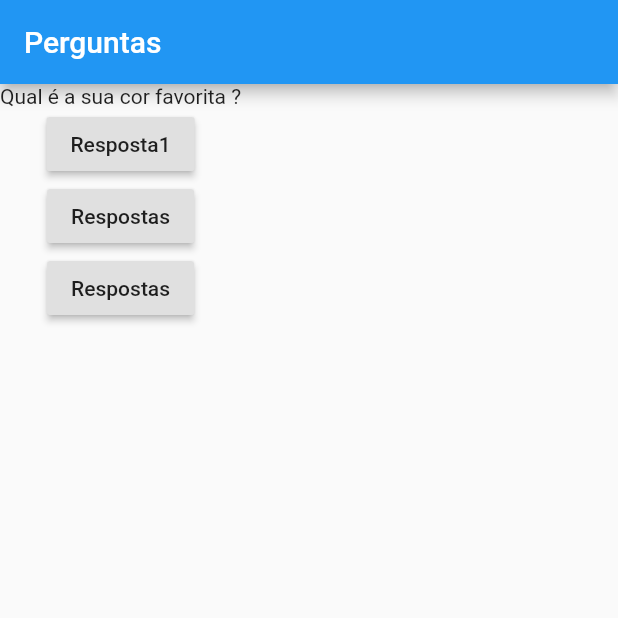
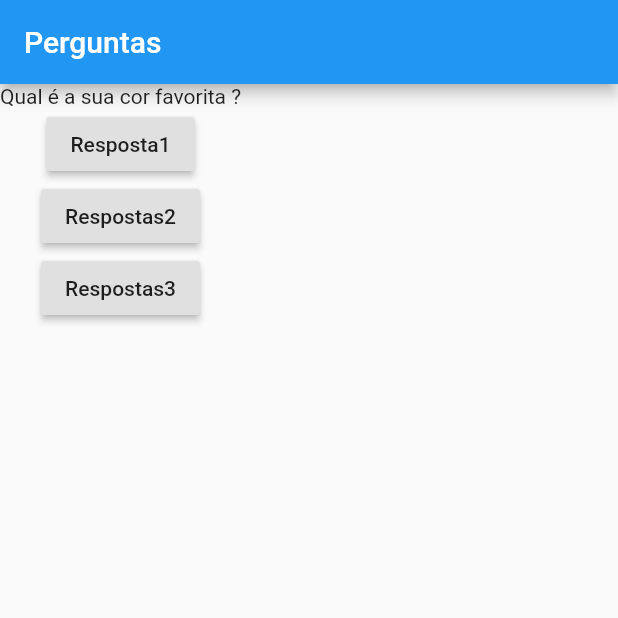
Before and after one commit to gabrielkussler/App-perguntas-Flutter, a Flutter app: the screen it shows after launch, on a phone screen of 412 x 824 dp, the top half of it. Run offline on Flutter 3.47's test engine with Material 2 defaults, Android fonts, the phone set to English and light mode, and no system bars.

Commit message:
criando arquivo questao.dart

```diff
--- a/lib/main.dart
+++ b/lib/main.dart
@@ -1,4 +1,5 @@
 import 'package:flutter/material.dart';
+import 'questao.dart';
 
 main() => runApp(PerguntaApp());
 
@@ -26,13 +27,13 @@ class _PerguntaAppState extends State<PerguntaApp> {
         ),
         body: Column(
           children: [
-            Text(perguntas[_perguntaSelecionada]),
+            Questao(perguntas[_perguntaSelecionada]),
             RaisedButton(onPressed: _Responder,
               child: Text('Resposta1'),
             ) ,           RaisedButton(onPressed: _Responder,
-              child: Text('Respostas'),
+              child: Text('Respostas2'),
             ) ,           RaisedButton(onPressed: _Responder,
-              child: Text('Respostas'),
+              child: Text('Respostas3'),
             )
           ],
         ),
--- a/lib/questao.dart
+++ b/lib/questao.dart
@@ -0,0 +1,13 @@
+import 'package:flutter/material.dart';
+
+class Questao extends StatelessWidget {
+
+ final String texto;
+
+  Questao(this.texto);
+
+  @override
+  Widget build(BuildContext context) {
+    return Text(texto);
+  }
+}
```
